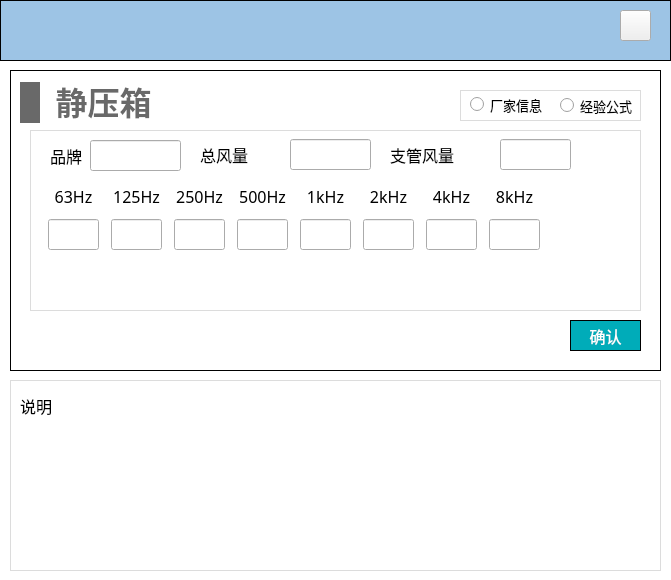
Old version of the form NoiseCalSoft/inputDialog/dialog_static_box.ui in the repository haobana/NoiCal.
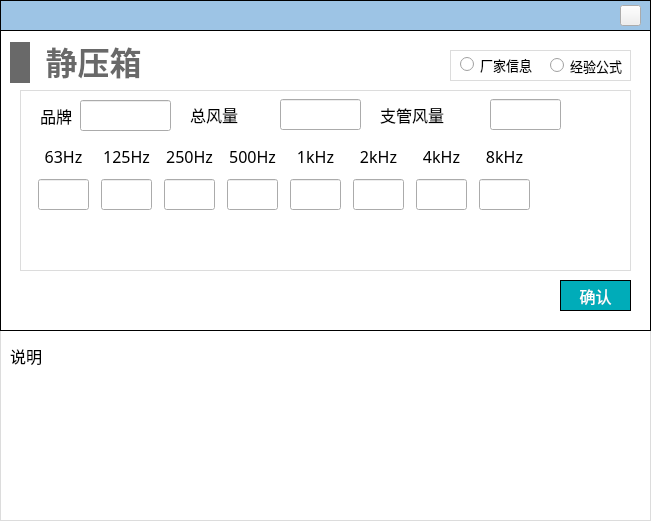
New version of the form. Icons and pictures are not drawn.

Patch:
```diff
--- a/NoiseCalSoft/inputDialog/dialog_static_box.ui
+++ b/NoiseCalSoft/inputDialog/dialog_static_box.ui
@@ -6,15 +6,14 @@
    <rect>
     <x>0</x>
     <y>0</y>
-    <width>671</width>
-    <height>580</height>
+    <width>651</width>
+    <height>521</height>
    </rect>
   </property>
-  <property name="minimumSize">
-   <size>
-    <width>671</width>
-    <height>580</height>
-   </size>
+  <property name="font">
+   <font>
+    <family>黑体</family>
+   </font>
   </property>
   <property name="windowTitle">
    <string>Dialog</string>
@@ -40,8 +39,8 @@
   <widget class="QWidget" name="widget_static_box" native="true">
    <property name="geometry">
     <rect>
-     <x>10</x>
-     <y>70</y>
+     <x>0</x>
+     <y>30</y>
      <width>651</width>
      <height>301</height>
     </rect>
@@ -173,7 +172,7 @@
      </property>
      <property name="font">
       <font>
-       <family>Microsoft YaHei</family>
+       <family>黑体</family>
        <pointsize>10</pointsize>
       </font>
      </property>
@@ -192,7 +191,7 @@
      </property>
      <property name="font">
       <font>
-       <family>Microsoft YaHei</family>
+       <family>黑体</family>
        <pointsize>10</pointsize>
       </font>
      </property>
@@ -218,8 +217,23 @@
 
 QLabel
 {
-font-family: 'Microsoft YaHei';
+font-family: '黑体';
 font-size: 16px;
+}
+
+QLineEdit
+{
+font-family: '黑体';
+}
+
+QRadioButton
+{
+font-family: '黑体';
+}
+
+QPushButton
+{
+font-family: '黑体';
 }</string>
     </property>
     <widget class="QWidget" name="layoutWidget">
@@ -250,7 +264,7 @@
           </property>
           <property name="font">
            <font>
-            <family>Microsoft YaHei</family>
+            <family>黑体</family>
             <pointsize>-1</pointsize>
            </font>
           </property>
@@ -304,7 +318,7 @@
           </property>
           <property name="font">
            <font>
-            <family>Microsoft YaHei</family>
+            <family>黑体</family>
             <pointsize>-1</pointsize>
            </font>
           </property>
@@ -358,7 +372,7 @@
           </property>
           <property name="font">
            <font>
-            <family>Microsoft YaHei</family>
+            <family>黑体</family>
             <pointsize>-1</pointsize>
            </font>
           </property>
@@ -412,7 +426,7 @@
           </property>
           <property name="font">
            <font>
-            <family>Microsoft YaHei</family>
+            <family>黑体</family>
             <pointsize>-1</pointsize>
            </font>
           </property>
@@ -466,7 +480,7 @@
           </property>
           <property name="font">
            <font>
-            <family>Microsoft YaHei</family>
+            <family>黑体</family>
             <pointsize>-1</pointsize>
            </font>
           </property>
@@ -523,7 +537,7 @@
           </property>
           <property name="font">
            <font>
-            <family>Microsoft YaHei</family>
+            <family>黑体</family>
             <pointsize>-1</pointsize>
            </font>
           </property>
@@ -577,7 +591,7 @@
           </property>
           <property name="font">
            <font>
-            <family>Microsoft YaHei</family>
+            <family>黑体</family>
             <pointsize>-1</pointsize>
            </font>
           </property>
@@ -631,7 +645,7 @@
           </property>
           <property name="font">
            <font>
-            <family>Microsoft YaHei</family>
+            <family>黑体</family>
             <pointsize>-1</pointsize>
            </font>
           </property>
@@ -740,7 +754,7 @@
        </property>
        <property name="font">
         <font>
-         <family>Microsoft YaHei</family>
+         <family>黑体</family>
          <pointsize>-1</pointsize>
         </font>
        </property>
@@ -775,7 +789,7 @@
        </property>
        <property name="font">
         <font>
-         <family>Microsoft YaHei</family>
+         <family>黑体</family>
          <pointsize>-1</pointsize>
         </font>
        </property>
@@ -796,7 +810,7 @@
        </property>
        <property name="font">
         <font>
-         <family>Microsoft YaHei</family>
+         <family>黑体</family>
          <pointsize>-1</pointsize>
         </font>
        </property>
@@ -827,7 +841,7 @@
      </property>
      <property name="font">
       <font>
-       <family>Microsoft YaHei</family>
+       <family>黑体</family>
        <pointsize>-1</pointsize>
       </font>
      </property>
@@ -852,8 +866,8 @@
     <rect>
      <x>0</x>
      <y>0</y>
-     <width>671</width>
-     <height>61</height>
+     <width>651</width>
+     <height>31</height>
     </rect>
    </property>
    <property name="styleSheet">
@@ -868,9 +882,9 @@
     <property name="geometry">
      <rect>
       <x>620</x>
-      <y>10</y>
-      <width>31</width>
-      <height>31</height>
+      <y>5</y>
+      <width>21</width>
+      <height>21</height>
      </rect>
     </property>
     <property name="styleSheet">
@@ -884,8 +898,8 @@
   <widget class="QStackedWidget" name="stackedWidget_descri">
    <property name="geometry">
     <rect>
-     <x>10</x>
-     <y>380</y>
+     <x>0</x>
+     <y>330</y>
      <width>651</width>
      <height>191</height>
     </rect>
@@ -989,6 +1003,7 @@
       </property>
       <property name="font">
        <font>
+        <family>黑体</family>
         <pointsize>12</pointsize>
        </font>
       </property>
@@ -1000,6 +1015,9 @@
    </widget>
    <widget class="QWidget" name="page_white"/>
   </widget>
+  <zorder>widget_top</zorder>
+  <zorder>stackedWidget_descri</zorder>
+  <zorder>widget_static_box</zorder>
  </widget>
  <resources/>
  <connections/>
```
